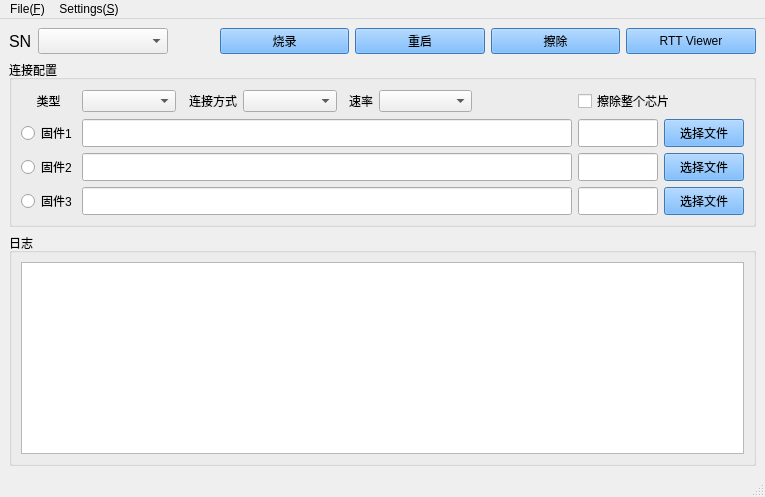
Old version of the form mainwindow.ui in the repository duapple/JLink_Flush_GUI.
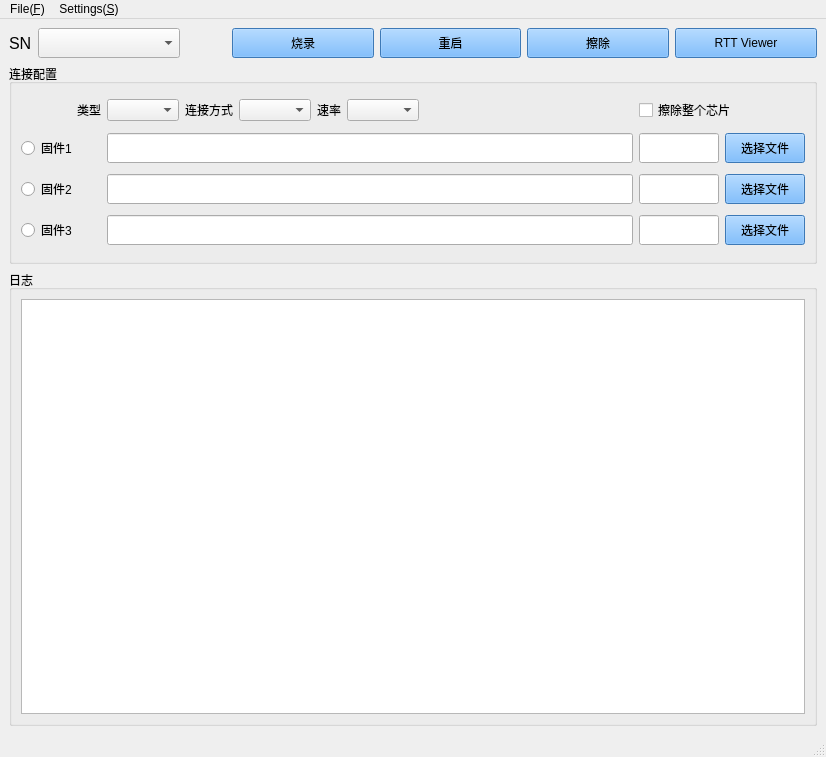
New version of the form. Icons and pictures are not drawn.

Commit message: 设置固件跟随设备保存，启动后的显示仍有bug

Diff of the .ui file:
```diff
--- a/mainwindow.ui
+++ b/mainwindow.ui
@@ -6,8 +6,8 @@
    <rect>
     <x>0</x>
     <y>0</y>
-    <width>765</width>
-    <height>497</height>
+    <width>826</width>
+    <height>757</height>
    </rect>
   </property>
   <property name="cursor">
@@ -26,6 +26,24 @@
   </property>
   <widget class="QWidget" name="centralwidget">
    <layout class="QGridLayout" name="gridLayout_4">
+    <item row="2" column="0">
+     <widget class="QGroupBox" name="groupBox_2">
+      <property name="sizePolicy">
+       <sizepolicy hsizetype="Expanding" vsizetype="Expanding">
+        <horstretch>0</horstretch>
+        <verstretch>0</verstretch>
+       </sizepolicy>
+      </property>
+      <property name="title">
+       <string>日志</string>
+      </property>
+      <layout class="QGridLayout" name="gridLayout_3">
+       <item row="0" column="0">
+        <widget class="QTextBrowser" name="textBrowser_log_2"/>
+       </item>
+      </layout>
+     </widget>
+    </item>
     <item row="0" column="0">
      <layout class="QGridLayout" name="gridLayout">
       <item row="0" column="0">
@@ -39,13 +57,13 @@
         <property name="minimumSize">
          <size>
           <width>0</width>
-          <height>25</height>
+          <height>30</height>
          </size>
         </property>
         <property name="maximumSize">
          <size>
           <width>16777215</width>
-          <height>35</height>
+          <height>50</height>
          </size>
         </property>
         <property name="font">
@@ -69,13 +87,13 @@
         <property name="minimumSize">
          <size>
           <width>0</width>
-          <height>25</height>
+          <height>30</height>
          </size>
         </property>
         <property name="maximumSize">
          <size>
           <width>16777215</width>
-          <height>35</height>
+          <height>50</height>
          </size>
         </property>
        </widget>
@@ -85,13 +103,13 @@
         <property name="minimumSize">
          <size>
           <width>0</width>
-          <height>25</height>
+          <height>30</height>
          </size>
         </property>
         <property name="maximumSize">
          <size>
           <width>16777215</width>
-          <height>35</height>
+          <height>50</height>
          </size>
         </property>
         <property name="cursor">
@@ -139,13 +157,13 @@
         <property name="minimumSize">
          <size>
           <width>0</width>
-          <height>25</height>
+          <height>30</height>
          </size>
         </property>
         <property name="maximumSize">
          <size>
           <width>16777215</width>
-          <height>35</height>
+          <height>50</height>
          </size>
         </property>
         <property name="styleSheet">
@@ -167,13 +185,13 @@
         <property name="minimumSize">
          <size>
           <width>0</width>
-          <height>25</height>
+          <height>30</height>
          </size>
         </property>
         <property name="maximumSize">
          <size>
           <width>16777215</width>
-          <height>35</height>
+          <height>50</height>
          </size>
         </property>
         <property name="styleSheet">
@@ -195,13 +213,13 @@
         <property name="minimumSize">
          <size>
           <width>0</width>
-          <height>25</height>
+          <height>30</height>
          </size>
         </property>
         <property name="maximumSize">
          <size>
           <width>16777215</width>
-          <height>35</height>
+          <height>50</height>
          </size>
         </property>
         <property name="styleSheet">
@@ -223,13 +241,13 @@
         <property name="minimumSize">
          <size>
           <width>0</width>
-          <height>25</height>
+          <height>30</height>
          </size>
         </property>
         <property name="maximumSize">
          <size>
           <width>16777215</width>
-          <height>35</height>
+          <height>50</height>
          </size>
         </property>
         <property name="autoFillBackground">
@@ -248,24 +266,6 @@
       </item>
      </layout>
     </item>
-    <item row="2" column="0">
-     <widget class="QGroupBox" name="groupBox_2">
-      <property name="sizePolicy">
-       <sizepolicy hsizetype="Expanding" vsizetype="Expanding">
-        <horstretch>0</horstretch>
-        <verstretch>0</verstretch>
-       </sizepolicy>
-      </property>
-      <property name="title">
-       <string>日志</string>
-      </property>
-      <layout class="QGridLayout" name="gridLayout_3">
-       <item row="0" column="0">
-        <widget class="QTextBrowser" name="textBrowser_log_2"/>
-       </item>
-      </layout>
-     </widget>
-    </item>
     <item row="1" column="0">
      <widget class="QGroupBox" name="groupBox">
       <property name="sizePolicy">
@@ -290,8 +290,8 @@
        <string>连接配置</string>
       </property>
       <layout class="QGridLayout" name="gridLayout_2">
-       <item row="0" column="3">
-        <widget class="QComboBox" name="comboBox_2_connect_2">
+       <item row="0" column="0">
+        <widget class="QLabel" name="label_6">
          <property name="sizePolicy">
           <sizepolicy hsizetype="Fixed" vsizetype="Fixed">
            <horstretch>0</horstretch>
@@ -300,73 +300,7 @@
          </property>
          <property name="maximumSize">
           <size>
-           <width>120</width>
-           <height>16777215</height>
-          </size>
-         </property>
-         <property name="contextMenuPolicy">
-          <enum>Qt::DefaultContextMenu</enum>
-         </property>
-         <property name="layoutDirection">
-          <enum>Qt::LeftToRight</enum>
-         </property>
-        </widget>
-       </item>
-       <item row="0" column="5">
-        <widget class="QComboBox" name="comboBox_3_speed_2">
-         <property name="sizePolicy">
-          <sizepolicy hsizetype="Fixed" vsizetype="Fixed">
-           <horstretch>0</horstretch>
-           <verstretch>0</verstretch>
-          </sizepolicy>
-         </property>
-         <property name="maximumSize">
-          <size>
-           <width>120</width>
-           <height>16777215</height>
-          </size>
-         </property>
-         <property name="layoutDirection">
-          <enum>Qt::LeftToRight</enum>
-         </property>
-        </widget>
-       </item>
-       <item row="3" column="1" colspan="6">
-        <widget class="QLineEdit" name="lineEdit_fw_path_4">
-         <property name="sizePolicy">
-          <sizepolicy hsizetype="Expanding" vsizetype="Expanding">
-           <horstretch>0</horstretch>
-           <verstretch>0</verstretch>
-          </sizepolicy>
-         </property>
-         <property name="minimumSize">
-          <size>
-           <width>0</width>
-           <height>25</height>
-          </size>
-         </property>
-         <property name="maximumSize">
-          <size>
-           <width>16777215</width>
-           <height>30</height>
-          </size>
-         </property>
-         <property name="clearButtonEnabled">
-          <bool>true</bool>
-         </property>
-        </widget>
-       </item>
-       <item row="0" column="4">
-        <widget class="QLabel" name="label_7">
-         <property name="sizePolicy">
-          <sizepolicy hsizetype="Fixed" vsizetype="Fixed">
-           <horstretch>0</horstretch>
-           <verstretch>0</verstretch>
-          </sizepolicy>
-         </property>
-         <property name="maximumSize">
-          <size>
-           <width>30</width>
+           <width>80</width>
            <height>16777215</height>
           </size>
          </property>
@@ -374,121 +308,24 @@
           <enum>Qt::LeftToRight</enum>
          </property>
          <property name="text">
-          <string>速率</string>
+          <string>类型</string>
          </property>
          <property name="alignment">
           <set>Qt::AlignRight|Qt::AlignTrailing|Qt::AlignVCenter</set>
          </property>
         </widget>
        </item>
-       <item row="3" column="8">
-        <widget class="QPushButton" name="pushButton_2_choose_fw_4">
-         <property name="sizePolicy">
-          <sizepolicy hsizetype="Fixed" vsizetype="Expanding">
-           <horstretch>0</horstretch>
-           <verstretch>0</verstretch>
-          </sizepolicy>
-         </property>
-         <property name="minimumSize">
-          <size>
-           <width>0</width>
-           <height>25</height>
-          </size>
-         </property>
-         <property name="maximumSize">
-          <size>
-           <width>16777215</width>
-           <height>30</height>
-          </size>
-         </property>
-         <property name="styleSheet">
-          <string notr="true">background-color: rgb(85, 170, 255);</string>
-         </property>
-         <property name="text">
-          <string>选择文件</string>
-         </property>
-         <property name="flat">
-          <bool>false</bool>
-         </property>
-        </widget>
-       </item>
-       <item row="1" column="8">
-        <widget class="QPushButton" name="pushButton_2_choose_fw_2">
-         <property name="sizePolicy">
-          <sizepolicy hsizetype="Fixed" vsizetype="Expanding">
-           <horstretch>0</horstretch>
-           <verstretch>0</verstretch>
-          </sizepolicy>
-         </property>
-         <property name="minimumSize">
-          <size>
-           <width>0</width>
-           <height>25</height>
-          </size>
-         </property>
-         <property name="maximumSize">
-          <size>
-           <width>16777215</width>
-           <height>30</height>
-          </size>
-         </property>
-         <property name="styleSheet">
-          <string notr="true">background-color: rgb(85, 170, 255);</string>
-         </property>
-         <property name="text">
-          <string>选择文件</string>
-         </property>
-        </widget>
-       </item>
-       <item row="3" column="0">
-        <widget class="QRadioButton" name="radioButton_choose_loadfile3">
-         <property name="maximumSize">
-          <size>
-           <width>55</width>
-           <height>16777215</height>
-          </size>
-         </property>
-         <property name="text">
-          <string>固件3</string>
-         </property>
-         <property name="autoExclusive">
-          <bool>false</bool>
-         </property>
-        </widget>
-       </item>
-       <item row="1" column="7">
-        <widget class="QLineEdit" name="lineEdit_mem_start_addr_1">
-         <property name="sizePolicy">
-          <sizepolicy hsizetype="Fixed" vsizetype="Expanding">
-           <horstretch>0</horstretch>
-           <verstretch>0</verstretch>
-          </sizepolicy>
-         </property>
-         <property name="minimumSize">
-          <size>
-           <width>0</width>
-           <height>25</height>
-          </size>
-         </property>
-         <property name="maximumSize">
-          <size>
-           <width>80</width>
-           <height>30</height>
-          </size>
-         </property>
-         <property name="baseSize">
-          <size>
-           <width>80</width>
-           <height>0</height>
-          </size>
-         </property>
-        </widget>
-       </item>
        <item row="1" column="0">
         <widget class="QRadioButton" name="radioButton_choose_loadfile1">
+         <property name="sizePolicy">
+          <sizepolicy hsizetype="Expanding" vsizetype="Fixed">
+           <horstretch>0</horstretch>
+           <verstretch>0</verstretch>
+          </sizepolicy>
+         </property>
          <property name="maximumSize">
           <size>
-           <width>55</width>
+           <width>80</width>
            <height>16777215</height>
           </size>
          </property>
@@ -503,8 +340,67 @@
          </property>
         </widget>
        </item>
-       <item row="2" column="8">
-        <widget class="QPushButton" name="pushButton_2_choose_fw_3">
+       <item row="1" column="1" colspan="2">
+        <widget class="QLineEdit" name="lineEdit_fw_path_2">
+         <property name="sizePolicy">
+          <sizepolicy hsizetype="Expanding" vsizetype="Expanding">
+           <horstretch>0</horstretch>
+           <verstretch>0</verstretch>
+          </sizepolicy>
+         </property>
+         <property name="minimumSize">
+          <size>
+           <width>0</width>
+           <height>25</height>
+          </size>
+         </property>
+         <property name="maximumSize">
+          <size>
+           <width>16777215</width>
+           <height>30</height>
+          </size>
+         </property>
+         <property name="acceptDrops">
+          <bool>true</bool>
+         </property>
+         <property name="autoFillBackground">
+          <bool>false</bool>
+         </property>
+         <property name="clearButtonEnabled">
+          <bool>true</bool>
+         </property>
+        </widget>
+       </item>
+       <item row="1" column="3">
+        <widget class="QLineEdit" name="lineEdit_mem_start_addr_1">
+         <property name="sizePolicy">
+          <sizepolicy hsizetype="Fixed" vsizetype="Expanding">
+           <horstretch>0</horstretch>
+           <verstretch>0</verstretch>
+          </sizepolicy>
+         </property>
+         <property name="minimumSize">
+          <size>
+           <width>0</width>
+           <height>25</height>
+          </size>
+         </property>
+         <property name="maximumSize">
+          <size>
+           <width>80</width>
+           <height>30</height>
+          </size>
+         </property>
+         <property name="baseSize">
+          <size>
+           <width>80</width>
+           <height>0</height>
+          </size>
+         </property>
+        </widget>
+       </item>
+       <item row="1" column="4">
+        <widget class="QPushButton" name="pushButton_2_choose_fw_2">
          <property name="sizePolicy">
           <sizepolicy hsizetype="Fixed" vsizetype="Expanding">
            <horstretch>0</horstretch>
@@ -531,55 +427,17 @@
          </property>
         </widget>
        </item>
-       <item row="0" column="1">
-        <widget class="QComboBox" name="comboBox_4_dev_type_2">
-         <property name="sizePolicy">
-          <sizepolicy hsizetype="Maximum" vsizetype="Fixed">
-           <horstretch>0</horstretch>
-           <verstretch>0</verstretch>
-          </sizepolicy>
-         </property>
-         <property name="maximumSize">
-          <size>
-           <width>160</width>
-           <height>16777215</height>
-          </size>
-         </property>
-         <property name="layoutDirection">
-          <enum>Qt::LeftToRight</enum>
-         </property>
-        </widget>
-       </item>
-       <item row="2" column="1" colspan="6">
-        <widget class="QLineEdit" name="lineEdit_fw_path_3">
-         <property name="sizePolicy">
-          <sizepolicy hsizetype="Expanding" vsizetype="Expanding">
-           <horstretch>0</horstretch>
-           <verstretch>0</verstretch>
-          </sizepolicy>
-         </property>
-         <property name="minimumSize">
-          <size>
-           <width>0</width>
-           <height>25</height>
-          </size>
-         </property>
-         <property name="maximumSize">
-          <size>
-           <width>16777215</width>
-           <height>30</height>
-          </size>
-         </property>
-         <property name="clearButtonEnabled">
-          <bool>true</bool>
-         </property>
-        </widget>
-       </item>
        <item row="2" column="0">
         <widget class="QRadioButton" name="radioButton_choose_loadfile2">
+         <property name="sizePolicy">
+          <sizepolicy hsizetype="Expanding" vsizetype="Fixed">
+           <horstretch>0</horstretch>
+           <verstretch>0</verstretch>
+          </sizepolicy>
+         </property>
          <property name="maximumSize">
           <size>
-           <width>55</width>
+           <width>80</width>
            <height>16777215</height>
           </size>
          </property>
@@ -591,8 +449,8 @@
          </property>
         </widget>
        </item>
-       <item row="1" column="1" colspan="6">
-        <widget class="QLineEdit" name="lineEdit_fw_path_2">
+       <item row="2" column="1" colspan="2">
+        <widget class="QLineEdit" name="lineEdit_fw_path_3">
          <property name="sizePolicy">
           <sizepolicy hsizetype="Expanding" vsizetype="Expanding">
            <horstretch>0</horstretch>
@@ -611,31 +469,77 @@
            <height>30</height>
           </size>
          </property>
-         <property name="autoFillBackground">
+         <property name="tabletTracking">
           <bool>false</bool>
          </property>
+         <property name="acceptDrops">
+          <bool>true</bool>
+         </property>
          <property name="clearButtonEnabled">
           <bool>true</bool>
          </property>
         </widget>
        </item>
-       <item row="0" column="7" colspan="2">
-        <widget class="QCheckBox" name="checkBox_erase_sector">
+       <item row="2" column="3">
+        <widget class="QLineEdit" name="lineEdit_mem_start_addr_2">
          <property name="sizePolicy">
-          <sizepolicy hsizetype="Fixed" vsizetype="Fixed">
+          <sizepolicy hsizetype="Fixed" vsizetype="Expanding">
            <horstretch>0</horstretch>
            <verstretch>0</verstretch>
           </sizepolicy>
+         </property>
+         <property name="minimumSize">
+          <size>
+           <width>0</width>
+           <height>25</height>
+          </size>
+         </property>
+         <property name="maximumSize">
+          <size>
+           <width>80</width>
+           <height>30</height>
+          </size>
+         </property>
+         <property name="baseSize">
+          <size>
+           <width>80</width>
+           <height>0</height>
+          </size>
+         </property>
+        </widget>
+       </item>
+       <item row="2" column="4">
+        <widget class="QPushButton" name="pushButton_2_choose_fw_3">
+         <property name="sizePolicy">
+          <sizepolicy hsizetype="Fixed" vsizetype="Expanding">
+           <horstretch>0</horstretch>
+           <verstretch>0</verstretch>
+          </sizepolicy>
+         </property>
+         <property name="minimumSize">
+          <size>
+           <width>0</width>
+           <height>25</height>
+          </size>
+         </property>
+         <property name="maximumSize">
+          <size>
+           <width>16777215</width>
+           <height>30</height>
+          </size>
+         </property>
+         <property name="styleSheet">
+          <string notr="true">background-color: rgb(85, 170, 255);</string>
          </property>
          <property name="text">
-          <string>擦除整个芯片</string>
+          <string>选择文件</string>
          </property>
         </widget>
        </item>
-       <item row="0" column="0">
-        <widget class="QLabel" name="label_6">
+       <item row="3" column="0">
+        <widget class="QRadioButton" name="radioButton_choose_loadfile3">
          <property name="sizePolicy">
-          <sizepolicy hsizetype="Fixed" vsizetype="Fixed">
+          <sizepolicy hsizetype="Expanding" vsizetype="Fixed">
            <horstretch>0</horstretch>
            <verstretch>0</verstretch>
           </sizepolicy>
@@ -646,18 +550,43 @@
            <height>16777215</height>
           </size>
          </property>
-         <property name="layoutDirection">
-          <enum>Qt::LeftToRight</enum>
-         </property>
          <property name="text">
-          <string>类型</string>
+          <string>固件3</string>
          </property>
-         <property name="alignment">
-          <set>Qt::AlignCenter</set>
+         <property name="autoExclusive">
+          <bool>false</bool>
          </property>
         </widget>
        </item>
-       <item row="3" column="7">
+       <item row="3" column="1" colspan="2">
+        <widget class="QLineEdit" name="lineEdit_fw_path_4">
+         <property name="sizePolicy">
+          <sizepolicy hsizetype="Expanding" vsizetype="Expanding">
+           <horstretch>0</horstretch>
+           <verstretch>0</verstretch>
+          </sizepolicy>
+         </property>
+         <property name="minimumSize">
+          <size>
+           <width>0</width>
+           <height>25</height>
+          </size>
+         </property>
+         <property name="maximumSize">
+          <size>
+           <width>16777215</width>
+           <height>30</height>
+          </size>
+         </property>
+         <property name="acceptDrops">
+          <bool>true</bool>
+         </property>
+         <property name="clearButtonEnabled">
+          <bool>true</bool>
+         </property>
+        </widget>
+       </item>
+       <item row="3" column="3">
         <widget class="QLineEdit" name="lineEdit_mem_start_addr_3">
          <property name="sizePolicy">
           <sizepolicy hsizetype="Fixed" vsizetype="Expanding">
@@ -685,56 +614,177 @@
          </property>
         </widget>
        </item>
+       <item row="3" column="4">
+        <widget class="QPushButton" name="pushButton_2_choose_fw_4">
+         <property name="sizePolicy">
+          <sizepolicy hsizetype="Fixed" vsizetype="Expanding">
+           <horstretch>0</horstretch>
+           <verstretch>0</verstretch>
+          </sizepolicy>
+         </property>
+         <property name="minimumSize">
+          <size>
+           <width>0</width>
+           <height>25</height>
+          </size>
+         </property>
+         <property name="maximumSize">
+          <size>
+           <width>16777215</width>
+           <height>30</height>
+          </size>
+         </property>
+         <property name="styleSheet">
+          <string notr="true">background-color: rgb(85, 170, 255);</string>
+         </property>
+         <property name="text">
+          <string>选择文件</string>
+         </property>
+         <property name="flat">
+          <bool>false</bool>
+         </property>
+        </widget>
+       </item>
+       <item row="0" column="1">
+        <layout class="QHBoxLayout" name="horizontalLayout_4">
+         <item>
+          <widget class="QComboBox" name="comboBox_4_dev_type_2">
+           <property name="sizePolicy">
+            <sizepolicy hsizetype="Maximum" vsizetype="Fixed">
+             <horstretch>0</horstretch>
+             <verstretch>0</verstretch>
+            </sizepolicy>
+           </property>
+           <property name="maximumSize">
+            <size>
+             <width>240</width>
+             <height>16777215</height>
+            </size>
+           </property>
+           <property name="layoutDirection">
+            <enum>Qt::LeftToRight</enum>
+           </property>
+          </widget>
+         </item>
+         <item>
+          <widget class="QLabel" name="label_8">
+           <property name="sizePolicy">
+            <sizepolicy hsizetype="Fixed" vsizetype="Fixed">
+             <horstretch>0</horstretch>
+             <verstretch>0</verstretch>
+            </sizepolicy>
+           </property>
+           <property name="maximumSize">
+            <size>
+             <width>80</width>
+             <height>16777215</height>
+            </size>
+           </property>
+           <property name="layoutDirection">
+            <enum>Qt::LeftToRight</enum>
+           </property>
+           <property name="text">
+            <string>连接方式</string>
+           </property>
+           <property name="alignment">
+            <set>Qt::AlignRight|Qt::AlignTrailing|Qt::AlignVCenter</set>
+           </property>
+          </widget>
+         </item>
+         <item>
+          <widget class="QComboBox" name="comboBox_2_connect_2">
+           <property name="sizePolicy">
+            <sizepolicy hsizetype="Fixed" vsizetype="Fixed">
+             <horstretch>0</horstretch>
+             <verstretch>0</verstretch>
+            </sizepolicy>
+           </property>
+           <property name="maximumSize">
+            <size>
+             <width>120</width>
+             <height>16777215</height>
+            </size>
+           </property>
+           <property name="contextMenuPolicy">
+            <enum>Qt::DefaultContextMenu</enum>
+           </property>
+           <property name="layoutDirection">
+            <enum>Qt::LeftToRight</enum>
+           </property>
+          </widget>
+         </item>
+         <item>
+          <widget class="QLabel" name="label_7">
+           <property name="sizePolicy">
+            <sizepolicy hsizetype="Fixed" vsizetype="Fixed">
+             <horstretch>0</horstretch>
+             <verstretch>0</verstretch>
+            </sizepolicy>
+           </property>
+           <property name="maximumSize">
+            <size>
+             <width>50</width>
+             <height>16777215</height>
+            </size>
+           </property>
+           <property name="layoutDirection">
+            <enum>Qt::LeftToRight</enum>
+           </property>
+           <property name="text">
+            <string>速率</string>
+           </property>
+           <property name="alignment">
+            <set>Qt::AlignRight|Qt::AlignTrailing|Qt::AlignVCenter</set>
+           </property>
+          </widget>
+         </item>
+         <item>
+          <widget class="QComboBox" name="comboBox_3_speed_2">
+           <property name="sizePolicy">
+            <sizepolicy hsizetype="Fixed" vsizetype="Fixed">
+             <horstretch>0</horstretch>
+             <verstretch>0</verstretch>
+            </sizepolicy>
+           </property>
+           <property name="maximumSize">
+            <size>
+             <width>120</width>
+             <height>16777215</height>
+            </size>
+           </property>
+           <property name="layoutDirection">
+            <enum>Qt::LeftToRight</enum>
+           </property>
+          </widget>
+         </item>
+        </layout>
+       </item>
        <item row="0" column="2">
-        <widget class="QLabel" name="label_8">
+        <spacer name="horizontalSpacer">
+         <property name="orientation">
+          <enum>Qt::Horizontal</enum>
+         </property>
+         <property name="sizeType">
+          <enum>QSizePolicy::Minimum</enum>
+         </property>
+         <property name="sizeHint" stdset="0">
+          <size>
+           <width>40</width>
+           <height>20</height>
+          </size>
+         </property>
+        </spacer>
+       </item>
+       <item row="0" column="3" colspan="2">
+        <widget class="QCheckBox" name="checkBox_erase_sector">
          <property name="sizePolicy">
           <sizepolicy hsizetype="Fixed" vsizetype="Fixed">
            <horstretch>0</horstretch>
            <verstretch>0</verstretch>
           </sizepolicy>
          </property>
-         <property name="maximumSize">
-          <size>
-           <width>55</width>
-           <height>16777215</height>
-          </size>
-         </property>
-         <property name="layoutDirection">
-          <enum>Qt::LeftToRight</enum>
-         </property>
          <property name="text">
-          <string>连接方式</string>
-         </property>
-         <property name="alignment">
-          <set>Qt::AlignRight|Qt::AlignTrailing|Qt::AlignVCenter</set>
-         </property>
-        </widget>
-       </item>
-       <item row="2" column="7">
-        <widget class="QLineEdit" name="lineEdit_mem_start_addr_2">
-         <property name="sizePolicy">
-          <sizepolicy hsizetype="Fixed" vsizetype="Expanding">
-           <horstretch>0</horstretch>
-           <verstretch>0</verstretch>
-          </sizepolicy>
-         </property>
-         <property name="minimumSize">
-          <size>
-           <width>0</width>
-           <height>25</height>
-          </size>
-         </property>
-         <property name="maximumSize">
-          <size>
-           <width>80</width>
-           <height>30</height>
-          </size>
-         </property>
-         <property name="baseSize">
-          <size>
-           <width>80</width>
-           <height>0</height>
-          </size>
+          <string>擦除整个芯片</string>
          </property>
         </widget>
        </item>
@@ -748,8 +798,8 @@
     <rect>
      <x>0</x>
      <y>0</y>
-     <width>765</width>
-     <height>25</height>
+     <width>826</width>
+     <height>34</height>
     </rect>
    </property>
    <widget class="QMenu" name="menuFile_F">
@@ -775,6 +825,9 @@
    <property name="text">
     <string>Save</string>
    </property>
+   <property name="shortcut">
+    <string>Ctrl+S</string>
+   </property>
   </action>
   <action name="actionSave_All">
    <property name="text">
```
The commit also changes 2 other files.
